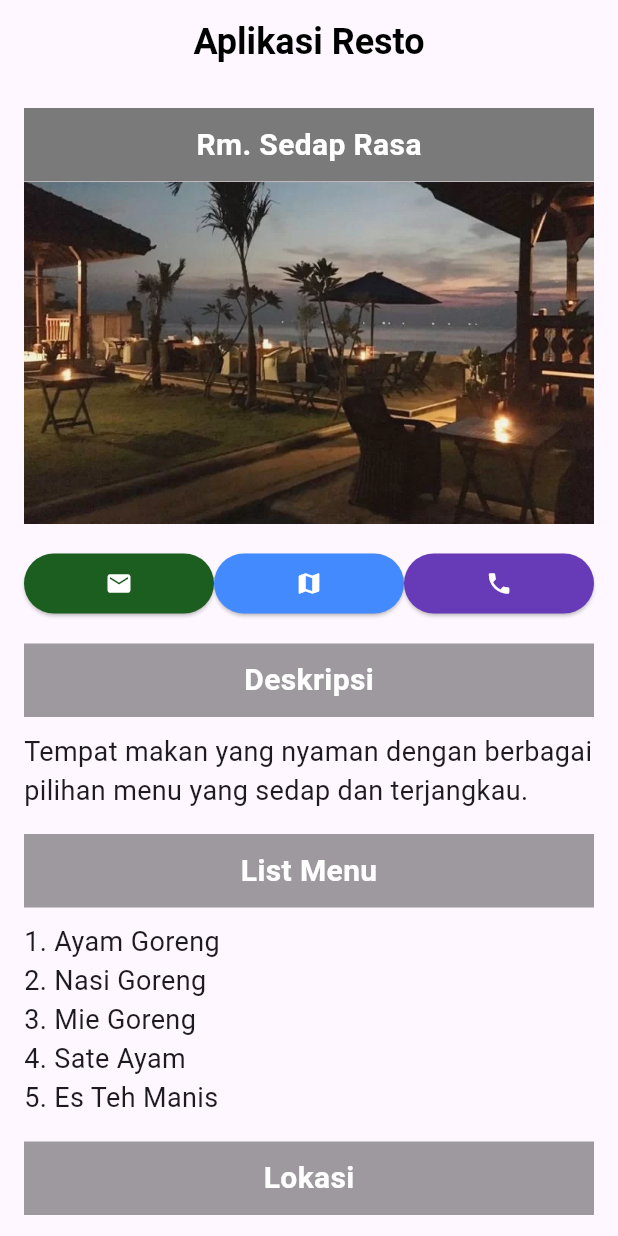
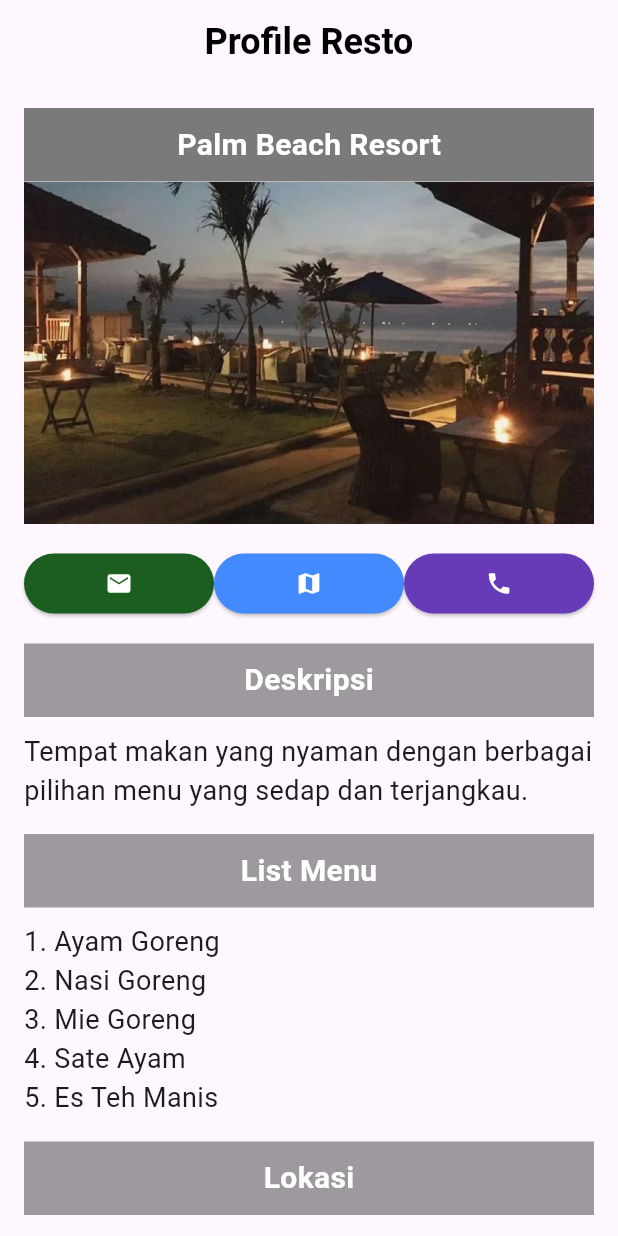
Before and after one commit to fachruddinruddin/Profile_Resto, a Flutter app: the screen it shows after launch, on a phone screen of 412 x 824 dp. Run offline on Flutter 3.47's test engine with Material 3 defaults, Android fonts, the phone set to English and light mode, and no system bars.

Commit message:
update title

```diff
--- a/lib/main.dart
+++ b/lib/main.dart
@@ -9,7 +9,7 @@ class MainApp extends StatelessWidget {
   final biodata = <String, String>{};
 
   MainApp({super.key}) {
-    biodata['name'] = 'Rm. Sedap Rasa';
+    biodata['name'] = 'Palm Beach Resort';
     biodata['email'] = 'poenyoex@gmail.com';
     biodata['phone'] = '+62895360785093';
     biodata['image'] = 'profile.png';
@@ -27,11 +27,11 @@ class MainApp extends StatelessWidget {
   @override
   Widget build(BuildContext context) {
     return MaterialApp(
-      title: "Aplikasi Resto",
+      title: "Profile Resto",
       home: Scaffold(
         appBar: AppBar(
           title: const Text(
-            "Aplikasi Resto",
+            "Profile Resto",
             style: TextStyle(
               fontSize: 24,
               fontWeight: FontWeight.bold,
```
